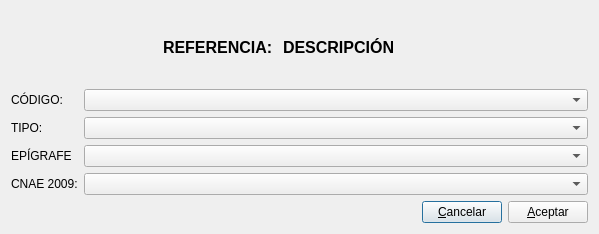
DIBOSAJM/keme, file actividad_edicion.ui: the form before one commit.
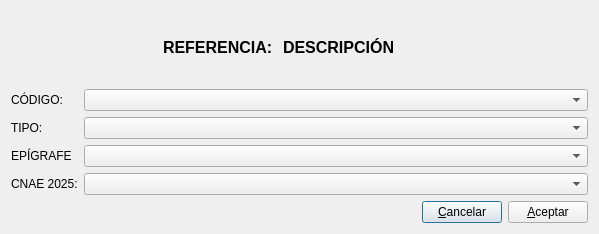
The form after the commit. Icons and pictures are not drawn.

Commit message: Varios IA, cnae 2025, modelo 130

Diff of the .ui file:
```diff
--- a/actividad_edicion.ui
+++ b/actividad_edicion.ui
@@ -144,7 +144,7 @@
      <item row="3" column="0">
       <widget class="QLabel" name="label_6">
        <property name="text">
-        <string>CNAE 2009:</string>
+        <string>CNAE 2025:</string>
        </property>
       </widget>
      </item>
```
The commit also changes 22 other files.
